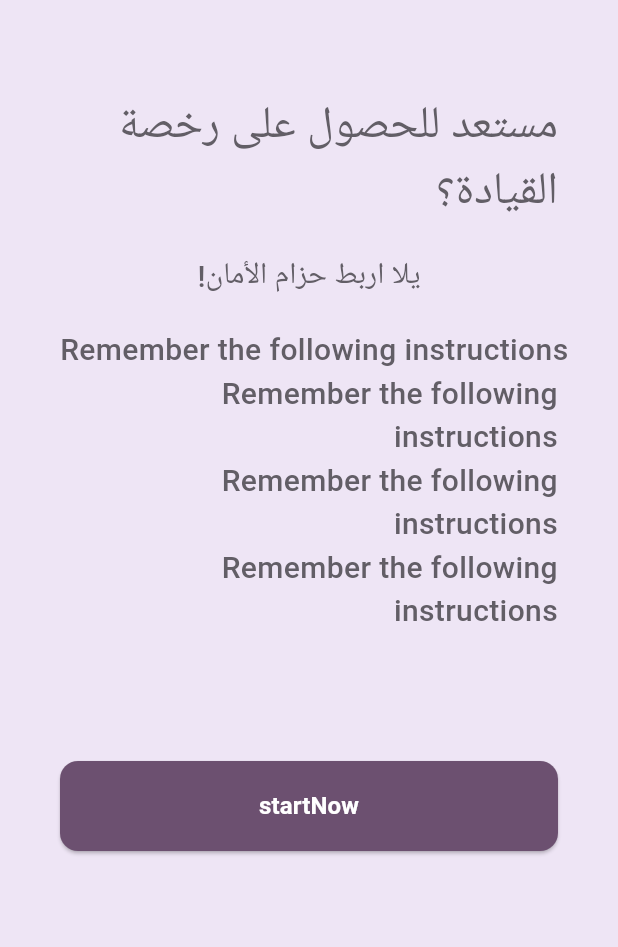
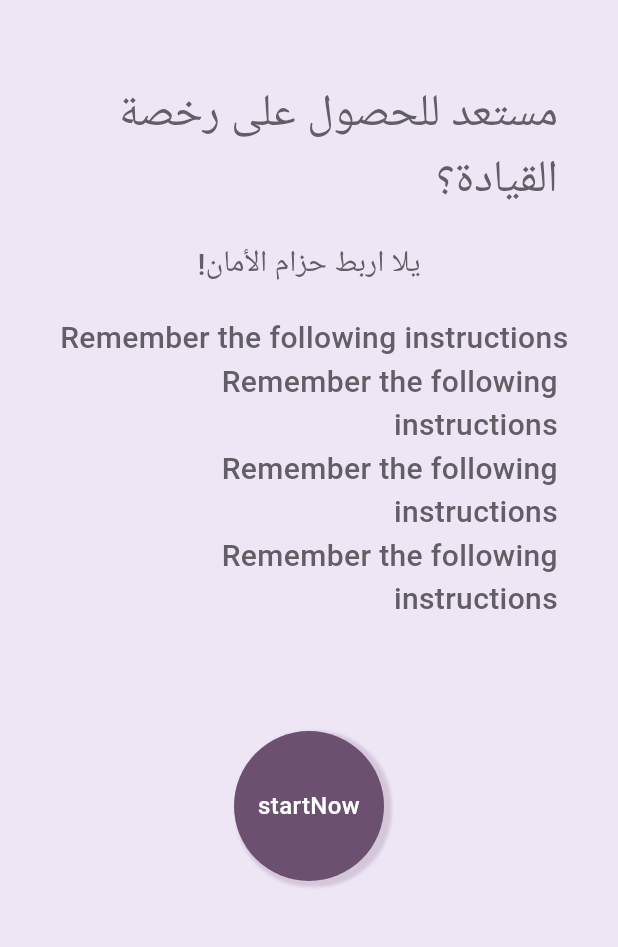
Before and after one commit to NaserAlomosh/jo_driving_license, a Flutter app: the BottomNavBarApp screen opened directly, on a phone screen of 412 x 824 dp, the part 76-1023 px from its top. Run offline on Flutter 3.47's test engine with Material 3 defaults, Android fonts, the phone set to English and light mode, and no system bars; our stand-ins replace awesome_bottom_bar, cached_network_image, cloud_firestore, easy_localization, firebase_auth, firebase_core and 8 more; missing offline and left inert: encrypt; accounts and stored records are empty; Roboto replaces fonts that are missing (SF Pro Display); project files that could hold a hidden picture were left out.

Commit message:
edit FinalExamView

```diff
--- a/lib/features/final_exam/view/final_exam_view.dart
+++ b/lib/features/final_exam/view/final_exam_view.dart
@@ -61,12 +61,35 @@ class FinalExamView extends StatelessWidget {
           const Spacer(flex: 3),
           Container(
             padding: EdgeInsets.symmetric(vertical: 0.h),
-            child: CustomButton(
-              title: tr('startNow'),
-              onPressed: () {
-                context.push(FinalExamViewQuestions());
-              },
+            child: Container(
+              height: 100,
+              width: 100,
+              decoration: BoxDecoration(
+                color: Theme.of(context).colorScheme.primary,
+                borderRadius: BorderRadius.circular(50),
+                boxShadow: [
+                  BoxShadow(
+                    color:
+                        Theme.of(context).colorScheme.primary.withOpacity(0.2),
+                    spreadRadius: 2,
+                    blurRadius: 1,
+                    offset: Offset(3, 2), // changes position of shadow
+                  ),
+                ],
+              ),
+              child: Center(
+                child: CustomText(
+                  text: tr('startNow'),
+                ),
+              ),
             ),
+            //  CustomButton(
+
+            //   title: tr('startNow'),
+            //   onPressed: () {
+            //     context.push(FinalExamViewQuestions());
+            //   },
+            // ),
           ),
           const Spacer(flex: 5),
         ],
```
